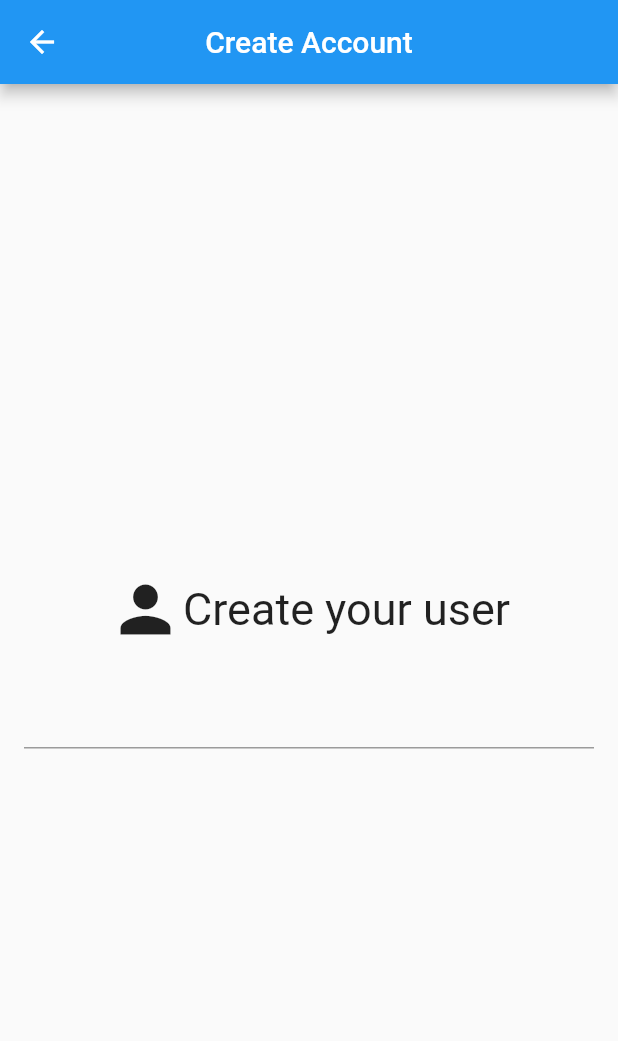
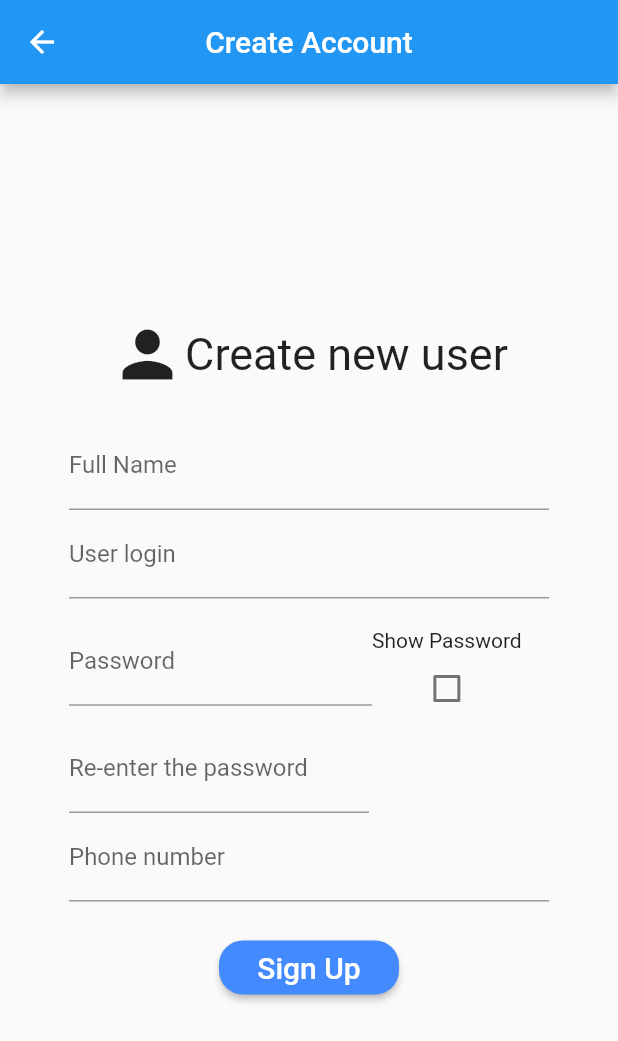
Before and after one commit to igordiniz445/flutter-study, a Flutter app: the Login screen opened directly, after a tap on "Login", after a tap on "Create account", on a phone screen of 412 x 824 dp. Shown: the top 1041 px of the screen. Run offline on Flutter 3.47's test engine with Material 2 defaults, Android fonts, the phone set to English and light mode, and no system bars; our stand-ins replace fluttertoast, google_maps_flutter; network calls fail.

Commit message:
Validation on SignUp screen fields

```diff
--- a/lib/pages/Login.dart
+++ b/lib/pages/Login.dart
@@ -3,6 +3,8 @@ import 'package:aula01/utils/nav.dart';
 import 'package:aula01/widgets/Blue_button.dart';
 import 'package:aula01/widgets/Flat_button.dart';
 import 'package:flutter/material.dart';
+
+
 
 class Login extends StatelessWidget {
   final _userText = TextEditingController();
@@ -35,53 +37,11 @@ class Login extends StatelessWidget {
               child: Column(
                 mainAxisAlignment: MainAxisAlignment.center,
                 children: <Widget>[
-                  Column(
-                    children: <Widget>[
-                      FlutterLogo(
-                        size: 100,
-                      ),
-                      Text(
-                        "Flutter App",
-                        style:
-                            TextStyle(fontSize: 34, color: Colors.blueAccent),
-                      ),
-                    ],
-                  ),
-                  Container(
-                    margin: EdgeInsets.only(left: 30, right: 30),
-                    child: TextFormField(
-                      decoration: InputDecoration(
-                        labelText: "Username",
-                      ),
-                      controller: _userText,
-                      validator: (_userText) {
-                        if (_userText.isEmpty) return "Digite Seu usuário";
-                        return null;
-                      },
-                    ),
-                  ),
-                  Container(
-                    margin: EdgeInsets.only(left: 30, right: 30),
-                    child: TextFormField(
-                      obscureText: true,
-                      decoration: InputDecoration(
-                        labelText: "Password",
-                      ),
-                      controller: _passwordText,
-                      validator: (_passwordText) {
-                        if (_passwordText.isEmpty) return "Digite sua senha";
-                        return null;
-                      },
-                    ),
-                  ),
-                  Container(
-                    margin: EdgeInsets.only(top: 35),
-                    child: BlueButton("Login", () => _logUser()),
-                  ),
-                  Container(
-                    //margin: EdgeInsets.only(top: 5),
-                    child: FlatSimpleButton("Create account", () => _signUp()),
-                  )
+                  _header(),
+                  _loginForm(),
+                  _passwordForm(),
+                  _loginButton(),
+                  _signUpButton(),
                 ],
               ),
             ),
@@ -109,4 +69,66 @@ class Login extends StatelessWidget {
   _signUp() {
     push(_context, SignUp());
   }
+
+  _header() {
+    return Column(
+      children: <Widget>[
+        FlutterLogo(
+          size: 100,
+        ),
+        Text(
+          "Flutter App",
+          style:
+          TextStyle(fontSize: 34, color: Colors.blueAccent),
+        ),
+      ],
+    );
+  }
+
+  _loginForm() {
+    return Container(
+      margin: EdgeInsets.only(left: 30, right: 30),
+      child: TextFormField(
+        decoration: InputDecoration(
+          labelText: "Username",
+        ),
+        controller: _userText,
+        validator: (_userText) {
+          if (_userText.isEmpty) return "Digite Seu usuário";
+          return null;
+        },
+      ),
+    );
+  }
+
+  _passwordForm() {
+    return Container(
+      margin: EdgeInsets.only(left: 30, right: 30),
+      child: TextFormField(
+        obscureText: true,
+        decoration: InputDecoration(
+          labelText: "Password",
+        ),
+        controller: _passwordText,
+        validator: (_passwordText) {
+          if (_passwordText.isEmpty) return "Digite sua senha";
+          return null;
+        },
+      ),
+    );
+  }
+
+  _loginButton() {
+    return Container(
+      margin: EdgeInsets.only(top: 35),
+      child: BlueButton("Login", () => _logUser()),
+    );
+  }
+
+  _signUpButton() {
+    return Container(
+      //margin: EdgeInsets.only(top: 5),
+      child: FlatSimpleButton("Create account", () => _signUp()),
+    );
+  }
 }
--- a/lib/pages/SignUp.dart
+++ b/lib/pages/SignUp.dart
@@ -1,8 +1,21 @@
+import 'package:aula01/utils/nav.dart';
+import 'package:aula01/widgets/Blue_button.dart';
 import 'package:flutter/material.dart';
 
-class SignUp extends StatelessWidget {
+class SignUp extends StatefulWidget {
+  @override
+  _SignUpState createState() => _SignUpState();
+}
+
+class _SignUpState extends State<SignUp> {
   var _context;
+  bool _hidePassword = true;
   final _formKey = GlobalKey<FormState>();
+  final _name = TextEditingController();
+  final _login = TextEditingController();
+  final _password = TextEditingController();
+  final _password2 = TextEditingController();
+  final _number = TextEditingController();
 
   @override
   Widget build(BuildContext context) {
@@ -34,15 +47,114 @@ class SignUp extends StatelessWidget {
                           size: 50,
                         ),
                         Text(
-                          "Create your user",
+                          "Create new user",
                           style: TextStyle(fontSize: 30),
                         ),
                       ]),
                   Container(
                     margin: EdgeInsets.only(top: 20),
+                    padding: EdgeInsets.only(left: 30, right: 30),
                     child: TextFormField(
-
+                      decoration: InputDecoration(
+                        labelText: "Full Name",
+                      ),
+                      //Controller pega os dados
+                      controller: _name,
+                      validator: (_name) {
+                        if (_name.isEmpty) return "Campo Vazio";
+                        return null;
+                      },
                     ),
+                  ),
+                  Container(
+                    padding: EdgeInsets.only(left: 30, right: 30),
+                    child: TextFormField(
+                      decoration: InputDecoration(
+                        labelText: "User login",
+                      ),
+                      controller: _login,
+                      validator: (login) {
+                        if (login.isEmpty) return "Campo Vazio";
+                        if (login.length <= 4) return "login muito curto";
+                        return null;
+                      },
+                    ),
+                  ),
+                  Row(
+                    children: <Widget>[
+                      Container(
+                        width: MediaQuery.of(_context).size.width - 180,
+                        padding: EdgeInsets.only(left: 30),
+                        child: TextFormField(
+                          obscureText: _hidePassword,
+                          decoration: InputDecoration(
+                            labelText: "Password",
+                          ),
+                          controller: _password,
+                          validator: (_password) {
+                            if (_password.isEmpty) return "Campo Vazio";
+                            if (_password.length < 6)
+                              return "Senha deve contar mais que 6 caracteres";
+                            return null;
+                          },
+                        ),
+                      ),
+                      Column(
+                        mainAxisAlignment: MainAxisAlignment.end,
+                        children: <Widget>[
+                          Container(
+                            padding: EdgeInsets.only(top: 20),
+                            child: Text("Show Password"),
+                          ),
+                          Checkbox(
+                            value: !_hidePassword,
+                            onChanged: (bool value) {
+                              setState(() {
+                                _hidePassword = !_hidePassword;
+                              });
+                            },
+                          ),
+                        ],
+                      ),
+                    ],
+                  ),
+                  Container(
+                    //width: MediaQuery.of(_context).size.width - 180,
+                    padding: EdgeInsets.only(left: 30, right: 30),
+                    margin: EdgeInsets.only(right: 120),
+                    child: TextFormField(
+                      obscureText: _hidePassword,
+                      decoration: InputDecoration(
+                        labelText: "Re-enter the password",
+                      ),
+                      controller: _password2,
+                      validator: (_password2) {
+                        if (_password.text.isNotEmpty) {
+                          if (_password2 != _password.text)
+                            return "Senhas estao diferentes";
+                          return null;
+                        } else {
+                          return "Digite senha no campo superior";
+                        }
+                      },
+                    ),
+                  ),
+                  Container(
+                    padding: EdgeInsets.only(left: 30, right: 30),
+                    child: TextFormField(
+                        decoration: InputDecoration(
+                          labelText: "Phone number",
+                        ),
+                        obscureText: _hidePassword,
+                        controller: _number,
+                        validator: (_number) {
+                          if (_number.isEmpty) return "Campo Vazio";
+                          return null;
+                        }),
+                  ),
+                  Container(
+                    margin: EdgeInsets.only(top: 20),
+                    child: BlueButton("Sign Up", () => _createUser()),
                   )
                 ],
               ),
@@ -52,4 +164,10 @@ class SignUp extends StatelessWidget {
       );
     });
   }
+
+  _createUser() {
+    if(_formKey.currentState.validate()){
+      pop(_context);
+    }
+  }
 }
--- a/lib/widgets/Blue_button.dart
+++ b/lib/widgets/Blue_button.dart
@@ -11,7 +11,9 @@ class BlueButton extends StatelessWidget {
   @override
   Widget build(BuildContext context) {
     // TODO: implement build
-    return RaisedButton(
+    return ButtonTheme(
+      minWidth: 120,
+      child: RaisedButton(
         shape: RoundedRectangleBorder(
           borderRadius: BorderRadius.circular(16),
         ),
@@ -24,6 +26,7 @@ class BlueButton extends StatelessWidget {
           ),
         ),
         onPressed: onPressed,
+      ),
     );
   }
 }
```
Lines whose indentation alone changed are shown as unchanged.
